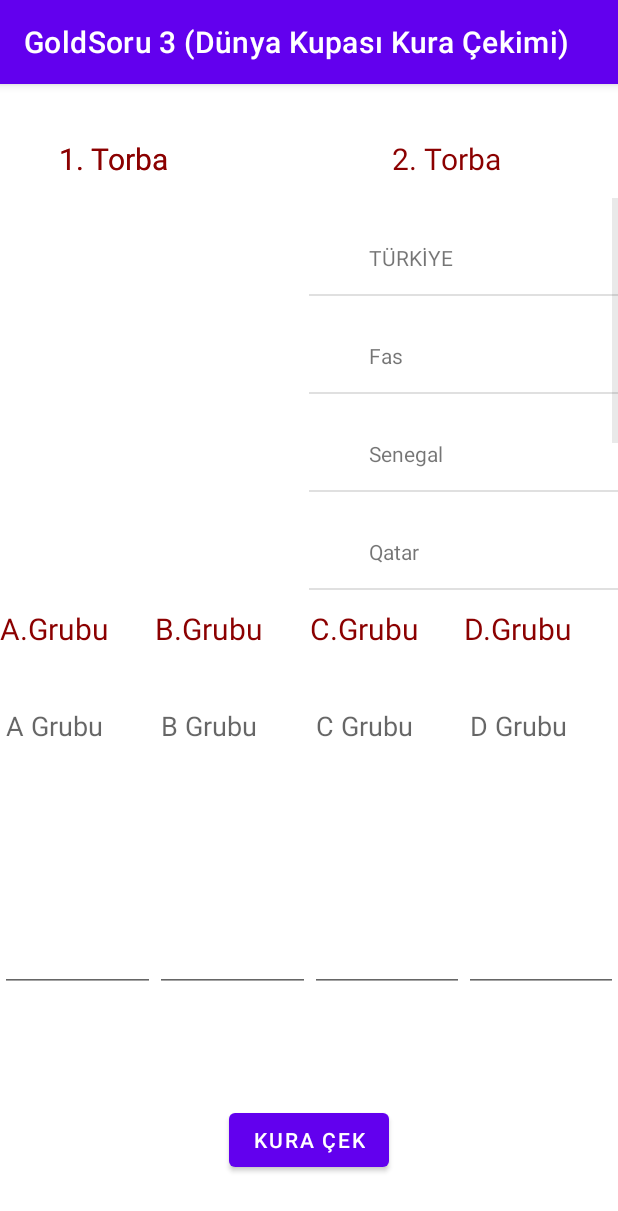
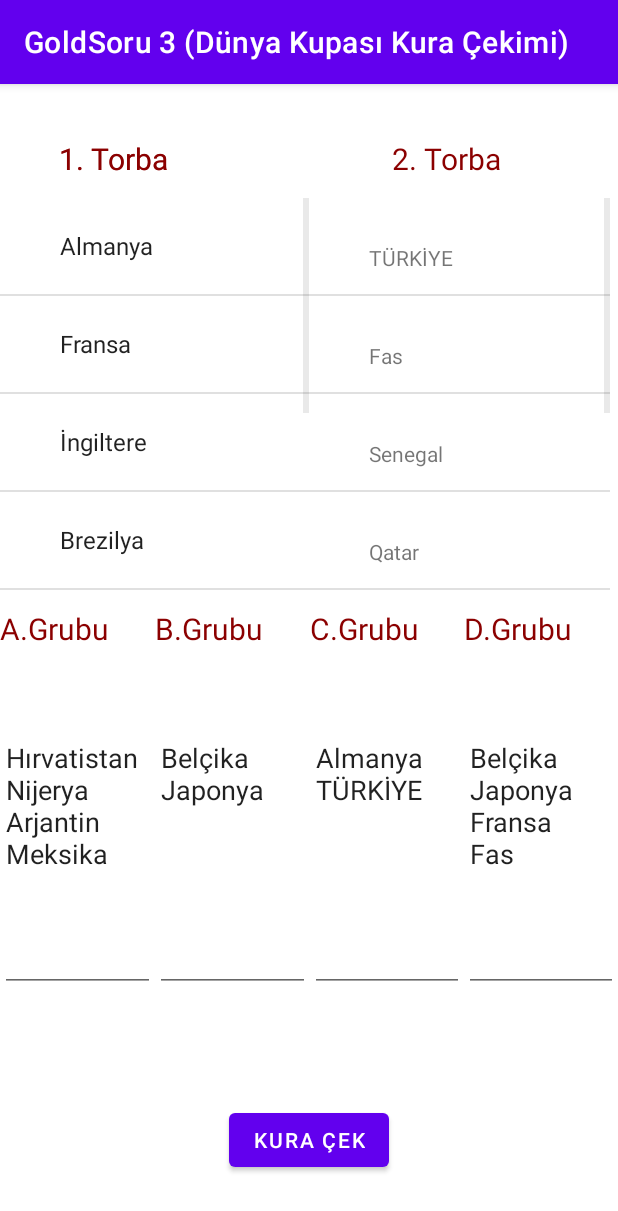
Before and after one commit to serkanaydin84/MobilOrnekler, an Android app: the U4_GoldSoru3 screen opened directly, with no data from a screen before it, after a tap on "KURA ÇEK", on a phone screen of 412 x 824 dp. Shown: the top 1211 px of the screen. Run offline under Robolectric (Android 15) with nearby library versions, the phone set to English and light mode, and no system bars; 10 statements that could not run were skipped.

Commit message:
no message

```diff
--- a/app/build.gradle
+++ b/app/build.gradle
@@ -8,10 +8,11 @@
 
     defaultConfig {
         applicationId "com.example.mobiluygulamalardersornekleri"
-        minSdk 21
+        minSdk 28
         targetSdk 32
         versionCode 1
         versionName "1.0"
+        multiDexEnabled true
 
         testInstrumentationRunner "androidx.test.runner.AndroidJUnitRunner"
     }
--- a/app/src/main/java/com/example/mobiluygulamalardersornekleri/U4_GoldSoru3.java
+++ b/app/src/main/java/com/example/mobiluygulamalardersornekleri/U4_GoldSoru3.java
@@ -19,8 +19,8 @@
     ListView listTorba1, listTorba2;
     EditText txtGrupA, txtGrupB, txtGrupC, txtGrupD;
 
-    private String[] arrayTorba1 = {"Almanya", "Fransa", "İngiltere", "Brezilya", "Arjantin", "Belçika", "İspanya", "Hırvatistan"};
-    private String[] arrayTorba2 = {"TÜRKİYE", "Fas", "Senegal", "Qatar", "Meksika", "Japonya", "Suudi Arabistan"};
+    private ArrayList<String> arrayTorba1 = new ArrayList<String>();
+    private ArrayList<String> arrayTorba2 = new ArrayList<String>();
 
     @SuppressLint("MissingInflatedId")
     @Override
@@ -28,12 +28,31 @@
         super.onCreate(savedInstanceState);
         setContentView(R.layout.u2_goldsoru3);
 
-        listTorba1 = findViewById(R.id.listTorba2);
+        listTorba1 = findViewById(R.id.listTorba1);
         listTorba2 = findViewById(R.id.listTorba2);
         txtGrupA = findViewById(R.id.txtGrupA);
         txtGrupB = findViewById(R.id.txtGrupB);
         txtGrupC = findViewById(R.id.txtGrupC);
         txtGrupD = findViewById(R.id.txtGrupD);
+
+        arrayTorba1.add("Almanya");
+        arrayTorba1.add("Fransa");
+        arrayTorba1.add("İngiltere");
+        arrayTorba1.add("Brezilya");
+        arrayTorba1.add("Arjantin");
+        arrayTorba1.add("Belçika");
+        arrayTorba1.add("İspanya");
+        arrayTorba1.add("Hırvatistan");
+
+        arrayTorba2.add("TÜRKİYE");
+        arrayTorba2.add("Fas");
+        arrayTorba2.add("Senegal");
+        arrayTorba2.add("Qatar");
+        arrayTorba2.add("Meksika");
+        arrayTorba2.add("Japonya");
+        arrayTorba2.add("Suudi Arabistan");
+        arrayTorba2.add("Nijerya");
+
 
         ArrayAdapter<String> arrayAdapter1 = new ArrayAdapter<String>(this, android.R.layout.simple_expandable_list_item_1, android.R.id.text1, arrayTorba1);
         ArrayAdapter<String> arrayAdapter2 = new ArrayAdapter<String>(this, android.R.layout.simple_expandable_list_item_2, android.R.id.text2, arrayTorba2);
@@ -45,21 +64,37 @@
     public void btnKura (View view) {
         Random random = new Random();
 
-        int torba1 = arrayTorba1.length;
-        int torba2 = arrayTorba2.length;
-        System.out.println(torba1 + torba2);
+        int torba1 = arrayTorba1.size();
+        int torba2 = arrayTorba2.size();
         int donguSonu = torba1 + torba2;
 
-        for (int i = 1; i <= donguSonu; i++) {
+        for (int i = 0; i < donguSonu; i++) {
             int kura = random.nextInt(donguSonu);
-            if (i % 4 == 0) {
+            System.out.println("##########" + donguSonu + "***" + kura);
 
-            } else if (i % 4 == 1) {
+            if (i % 4 == 1) {
+                txtGrupA.setText(txtGrupA.getText() + "\n" + arrayTorba1.get(kura));
+                txtGrupA.setText(txtGrupA.getText() + "\n" + arrayTorba2.get(kura));
 
-            } else if (i % 4 == 1) {
-
+                System.out.println("---" + txtGrupA.getText() + "\n" + arrayTorba1.get(kura));
+                System.out.println("---" + txtGrupA.getText() + "\n" + arrayTorba2.get(kura));
+                //arrayTorba1.remove(kura);
+                //arrayTorba2.remove(kura);
+            } else if (i % 4 == 2) {
+                txtGrupB.setText(txtGrupB.getText() + "\n" + arrayTorba1.get(kura));
+                txtGrupB.setText(txtGrupB.getText() + "\n" + arrayTorba2.get(kura));
+                //arrayTorba1.remove(kura);
+                //arrayTorba2.remove(kura);
+            } else if (i % 4 == 3) {
+                txtGrupC.setText(txtGrupC.getText() + "\n" + arrayTorba1.get(kura));
+                txtGrupC.setText(txtGrupC.getText() + "\n" + arrayTorba2.get(kura));
+                //arrayTorba1.remove(kura);
+                //arrayTorba2.remove(kura);
             } else {
-
+                txtGrupD.setText(txtGrupD.getText() + "\n" + arrayTorba1.get(kura));
+                txtGrupD.setText(txtGrupD.getText() + "\n" + arrayTorba2.get(kura));
+                //arrayTorba1.remove(kura);
+                //arrayTorba2.remove(kura);
             }
         }
     }
--- a/app/src/main/res/layout/u2_goldsoru1.xml
+++ b/app/src/main/res/layout/u2_goldsoru1.xml
@@ -11,7 +11,7 @@
         android:layout_height="wrap_content"
         android:layout_marginTop="16dp"
         android:ems="10"
-        android:hint="bir sayı giriniz"
+        android:hint="Bir sayı giriniz"
         android:inputType="number"
         android:minHeight="48dp"
         app:layout_constraintEnd_toEndOf="parent"
@@ -35,7 +35,7 @@
         app:layout_constraintTop_toBottomOf="@+id/txtSayi" />
 
     <Button
-        android:id="@+id/btnHesapla"
+        android:id="@+id/btnKura"
         android:layout_width="wrap_content"
         android:layout_height="wrap_content"
         android:layout_marginBottom="340dp"
--- a/app/src/main/res/layout/u2_goldsoru2.xml
+++ b/app/src/main/res/layout/u2_goldsoru2.xml
@@ -44,7 +44,7 @@
         android:layout_height="wrap_content"
         android:layout_marginTop="16dp"
         android:ems="10"
-        android:hint="bir sayı giriniz"
+        android:hint="Bir sayı giriniz"
         android:inputType="number"
         android:minHeight="48dp"
         app:layout_constraintEnd_toEndOf="parent"
@@ -53,7 +53,7 @@
         app:layout_constraintTop_toTopOf="parent" />
 
     <Button
-        android:id="@+id/btnHesapla"
+        android:id="@+id/btnKura"
         android:layout_width="wrap_content"
         android:layout_height="wrap_content"
         android:layout_marginBottom="92dp"
--- a/app/src/main/res/layout/u2_goldsoru3.xml
+++ b/app/src/main/res/layout/u2_goldsoru3.xml
@@ -26,7 +26,8 @@
             android:id="@+id/listTorba2"
             android:layout_width="match_parent"
             android:layout_height="match_parent"
-            android:layout_weight="1" >
+            android:layout_marginRight="5dp"
+            android:layout_weight="1">
 
         </ListView>
     </LinearLayout>
@@ -81,7 +82,7 @@
         android:layout_width="0dp"
         android:layout_height="0dp"
         android:orientation="horizontal"
-        app:layout_constraintBottom_toTopOf="@+id/btnHesapla"
+        app:layout_constraintBottom_toTopOf="@+id/btnKura"
         app:layout_constraintEnd_toEndOf="parent"
         app:layout_constraintHorizontal_bias="0.0"
         app:layout_constraintStart_toStartOf="parent"
@@ -129,7 +130,7 @@
     </LinearLayout>
 
     <Button
-        android:id="@+id/btnHesapla"
+        android:id="@+id/btnKura"
         android:layout_width="wrap_content"
         android:layout_height="wrap_content"
         android:layout_marginBottom="40dp"
--- a/app/src/main/res/layout/u4_uyg10.xml
+++ b/app/src/main/res/layout/u4_uyg10.xml
@@ -19,7 +19,7 @@
         app:layout_constraintTop_toTopOf="parent" />
 
     <Button
-        android:id="@+id/btnHesapla"
+        android:id="@+id/btnKura"
         android:layout_width="wrap_content"
         android:layout_height="wrap_content"
         android:layout_marginTop="128dp"
@@ -41,5 +41,5 @@
         app:layout_constraintEnd_toEndOf="parent"
         app:layout_constraintHorizontal_bias="0.413"
         app:layout_constraintStart_toStartOf="parent"
-        app:layout_constraintTop_toBottomOf="@+id/btnHesapla" />
+        app:layout_constraintTop_toBottomOf="@+id/btnKura" />
 </androidx.constraintlayout.widget.ConstraintLayout>
--- a/app/src/main/res/layout/unite4.xml
+++ b/app/src/main/res/layout/unite4.xml
@@ -145,7 +145,7 @@
         android:onClick="btnU4GoldSoru3"
         android:text="@string/u4_goldsoru3"
         android:textColor="@color/black"
-        android:visibility="visible"
+        android:visibility="invisible"
         app:layout_constraintEnd_toEndOf="parent"
         app:layout_constraintHorizontal_bias="0.0"
         app:layout_constraintStart_toStartOf="parent"
--- a/build.gradle
+++ b/build.gradle
@@ -1,5 +1,5 @@
 // Top-level build file where you can add configuration options common to all sub-projects/modules.
 plugins {
-    id 'com.android.application' version '7.2.2' apply false
-    id 'com.android.library' version '7.2.2' apply false
+    id 'com.android.application' version '7.3.1' apply false
+    id 'com.android.library' version '7.3.1' apply false
 }
```
